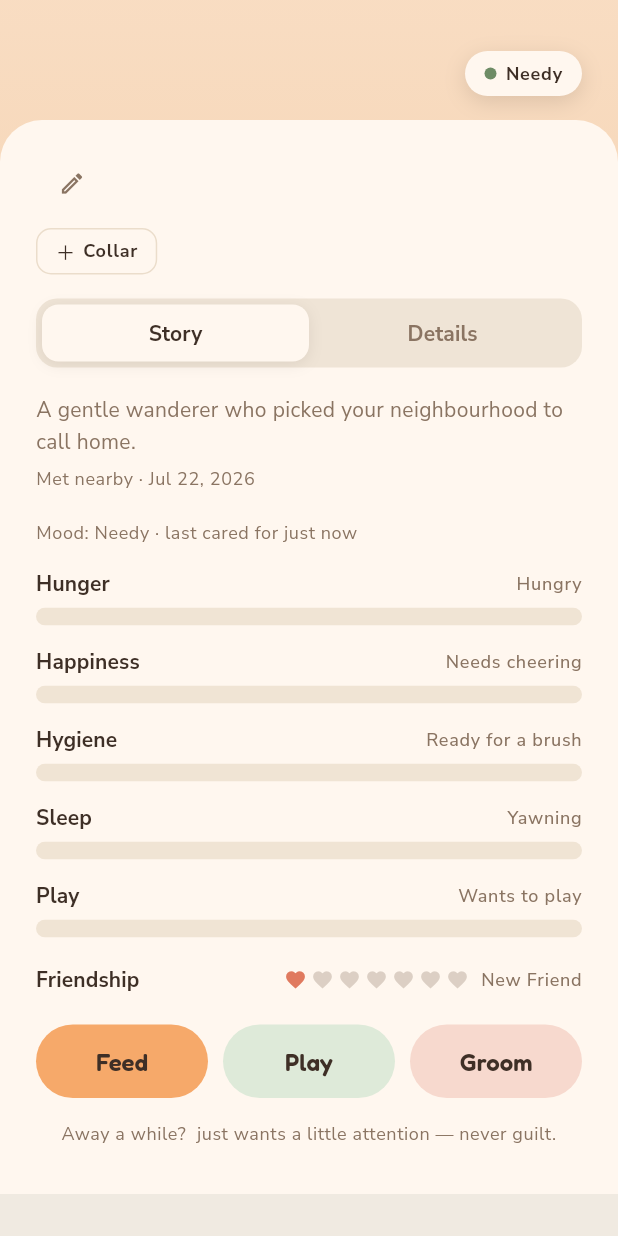
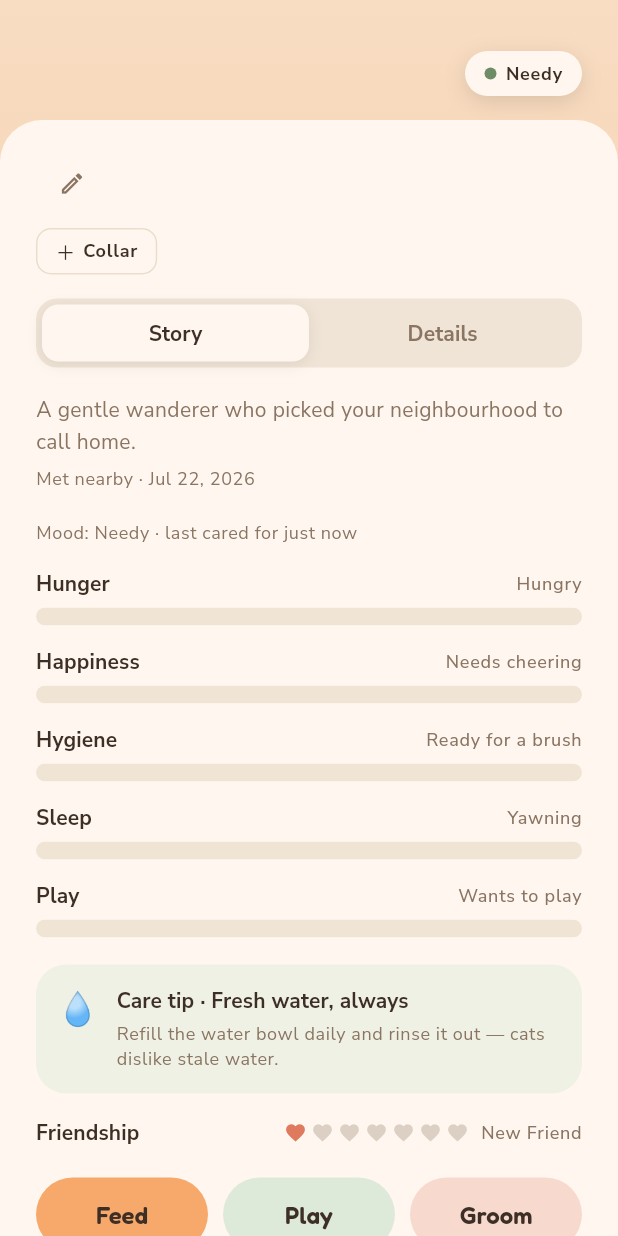
Before and after one commit to nykefleym-pbi/catch-mobile, a Flutter app: the _CompanionBody widget shown alone on an empty page, opened directly with empty values, scrolled down 192 dp, on a phone screen of 412 x 824 dp. Run offline on Flutter 3.47's test engine with Material 3 defaults, Android fonts, the phone set to English and light mode, and no system bars; our stand-ins replace camera, flutter_map, flutter_riverpod, geolocator, go_router, google_fonts and 6 more; missing offline and left inert: google_mlkit_image_labeling; accounts and stored records are empty; network calls fail.

Commit message:
Launch-readiness: weave Academy welfare lessons into care moments
Item 7 — surface the relevant lesson at the moment it matters.

- lib/features/academy/domain/care_moment.dart: pure lessonForCareMoment()
  mapping the lowest low need (hunger→water, play→enrichment, sleep→
  safe_home, happiness→gentle_handling, hygiene→vet) to its lesson, or null
  when everything is healthy (never nags); + careLessonById lookup.
- Cat detail care panel shows a gentle inline "Care tip" (emoji + title +
  first tip) for that lesson, right where the player is caring — no
  navigation, self-limiting to when a need is actually low.

Test: healthy = no lesson; single low → its lesson; lowest wins on ties;
every mapped id exists in the curriculum.

Co-Authored-By: Claude Opus 4.8 <noreply@anthropic.com>
Claude-Session: https://claude.ai/code/session_01MAxzz8gFFrU1L32wpL16w2

```diff
--- /dev/null
+++ b/lib/features/academy/domain/care_moment.dart
@@ -0,0 +1,43 @@
+import 'care_lesson.dart';
+
+/// Weaves the Care Academy into everyday care: given the current needs, returns
+/// the welfare lesson that speaks to whatever needs attention right now — so a
+/// lesson surfaces *at the moment it matters* rather than as a separate chore.
+///
+/// Pure and testable. Returns `null` when nothing is low enough to bother the
+/// player, so it never nags. When several needs are low, the lowest wins (ties
+/// broken by the fixed priority order below).
+String? lessonForCareMoment({
+  required int hunger,
+  required int happiness,
+  required int hygiene,
+  required int sleep,
+  required int play,
+  int threshold = 35,
+}) {
+  // Order is the tie-break priority; each maps a low need to the lesson that
+  // teaches how to meet it. Every id exists in [kCareLessons].
+  final candidates = <({int value, String lesson})>[
+    (value: hunger, lesson: 'water'),
+    (value: play, lesson: 'enrichment'),
+    (value: sleep, lesson: 'safe_home'),
+    (value: happiness, lesson: 'gentle_handling'),
+    (value: hygiene, lesson: 'vet'),
+  ];
+
+  ({int value, String lesson})? lowest;
+  for (final c in candidates) {
+    if (c.value < threshold && (lowest == null || c.value < lowest.value)) {
+      lowest = c;
+    }
+  }
+  return lowest?.lesson;
+}
+
+/// Looks up the [CareLesson] for an id, or null if it isn't in the curriculum.
+CareLesson? careLessonById(String id) {
+  for (final lesson in kCareLessons) {
+    if (lesson.id == id) return lesson;
+  }
+  return null;
+}
--- a/lib/features/catdex/presentation/cat_detail_screen.dart
+++ b/lib/features/catdex/presentation/cat_detail_screen.dart
@@ -9,6 +9,8 @@ import 'package:flutter_riverpod/flutter_riverpod.dart';
 import 'package:share_plus/share_plus.dart';
 
 import '../../../core/theme/app_theme.dart';
+import '../../academy/domain/care_lesson.dart';
+import '../../academy/domain/care_moment.dart';
 import '../../care/data/care_repository.dart';
 import '../../care/domain/care_state.dart';
 import '../../care/domain/treat.dart';
@@ -589,6 +591,59 @@ class _CompanionBodyState extends ConsumerState<_CompanionBody>
     ];
   }
 
+  /// A gentle, contextual welfare tip — surfaces the Academy lesson that speaks
+  /// to whatever need is currently low, right where the player is caring. Shows
+  /// nothing when every need is healthy (never nags).
+  Widget _careTip(CareState state) {
+    final id = lessonForCareMoment(
+      hunger: state.currentHunger,
+      happiness: state.currentHappiness,
+      hygiene: state.currentHygiene,
+      sleep: state.currentSleep,
+      play: state.currentPlay,
+    );
+    final CareLesson? lesson = id == null ? null : careLessonById(id);
+    if (lesson == null) return const SizedBox.shrink();
+    final theme = Theme.of(context);
+    return Padding(
+      padding: const EdgeInsets.only(bottom: 16),
+      child: Container(
+        padding: const EdgeInsets.all(14),
+        decoration: BoxDecoration(
+          color: theme.colorScheme.secondaryContainer.withValues(alpha: 0.5),
+          borderRadius: BorderRadius.circular(AppTheme.radiusCard),
+        ),
+        child: Row(
+          crossAxisAlignment: CrossAxisAlignment.start,
+          children: [
+            Text(lesson.emoji, style: const TextStyle(fontSize: 22)),
+            const SizedBox(width: 12),
+            Expanded(
+              child: Column(
+                crossAxisAlignment: CrossAxisAlignment.start,
+                children: [
+                  Text(
+                    'Care tip · ${lesson.title}',
+                    style: theme.textTheme.labelLarge
+                        ?.copyWith(fontWeight: FontWeight.w700),
+                  ),
+                  const SizedBox(height: 4),
+                  Text(
+                    lesson.tips.first,
+                    style: theme.textTheme.bodySmall?.copyWith(
+                      color: theme.colorScheme.onSurfaceVariant,
+                      height: 1.4,
+                    ),
+                  ),
+                ],
+              ),
+            ),
+          ],
+        ),
+      ),
+    );
+  }
+
   Widget _careBody(CareState state) {
     final theme = Theme.of(context);
     return Column(
@@ -637,6 +692,7 @@ class _CompanionBodyState extends ConsumerState<_CompanionBody>
           gradient: const [AppTheme.apricot, Color(0xFFE29254)],
         ),
         const SizedBox(height: 18),
+        _careTip(state),
         _BondHearts(
           filled: Bond.levelIndexFor(state.friendship) + 1,
           total: Bond.levelCount,
```
Also changed, not shown: 1 other file.
